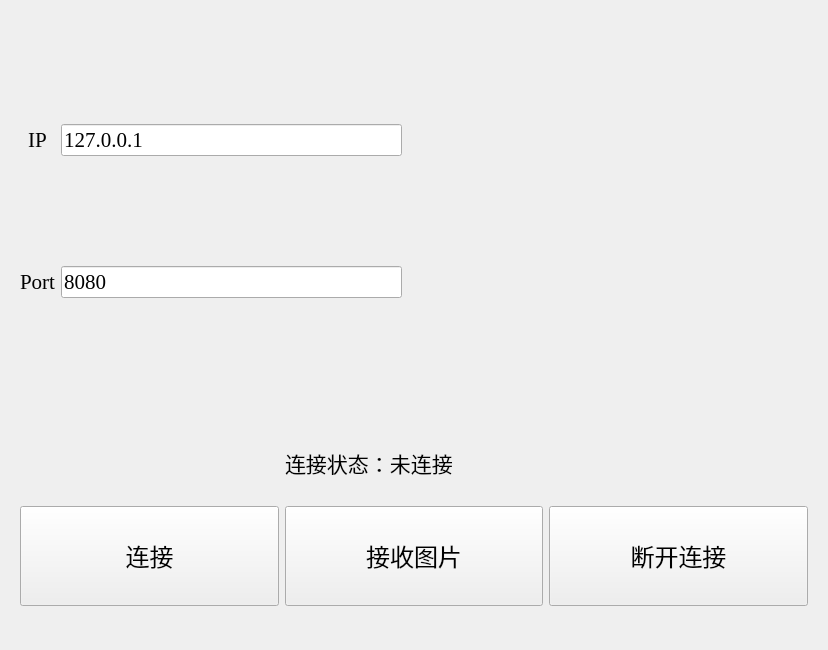
The window that widget.ui (DavidingPlus/graphics-display-terminal) describes before a commit, drawn with Qt 5.
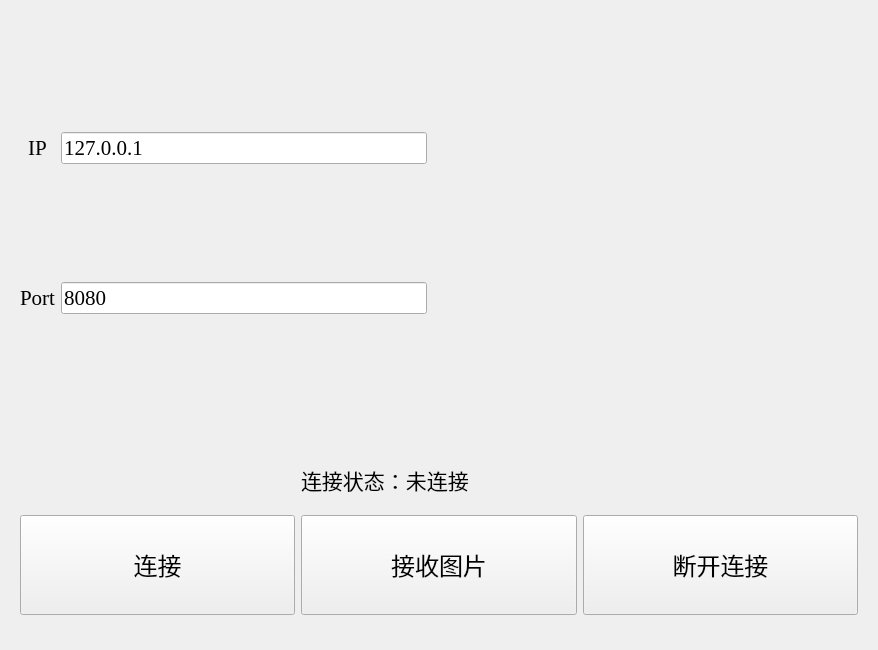
The same window after the commit.

Commit message: fix pic recv

Diff of the .ui file:
```diff
--- a/widget.ui
+++ b/widget.ui
@@ -6,7 +6,7 @@
    <rect>
     <x>0</x>
     <y>0</y>
-    <width>826</width>
+    <width>876</width>
     <height>650</height>
    </rect>
   </property>
@@ -20,8 +20,8 @@
       <widget class="QWidget" name="widget" native="true">
        <property name="minimumSize">
         <size>
-         <width>400</width>
-         <height>0</height>
+         <width>425</width>
+         <height>425</height>
         </size>
        </property>
        <property name="maximumSize">
@@ -99,8 +99,8 @@
       <widget class="QLabel" name="picLabel">
        <property name="minimumSize">
         <size>
-         <width>400</width>
-         <height>400</height>
+         <width>425</width>
+         <height>425</height>
         </size>
        </property>
        <property name="text">
```
Left out of the diff: 2 changed lines with no effect on the pictures. The commit also changes 2 other files.
